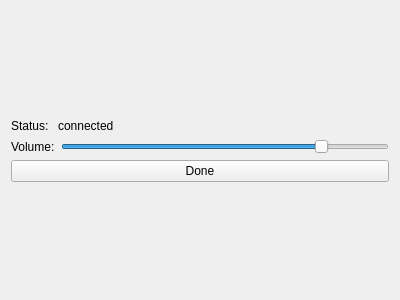
Above: ui/SINKTest.ui from TI-ECS/BT_Demo before the change. Below: the same form after it.
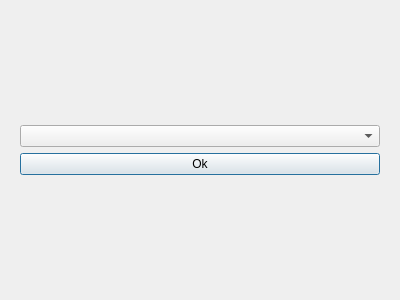
That is the form after the change.

Commit message: List available sound cards

Patch:
```diff
--- a/ui/SINKTest.ui
+++ b/ui/SINKTest.ui
@@ -15,6 +15,53 @@
   </property>
   <layout class="QVBoxLayout" name="verticalLayout">
    <item>
+    <widget class="QStackedWidget" name="stackedWidget">
+     <widget class="QWidget" name="page_choose_card">
+      <layout class="QVBoxLayout" name="verticalLayout_3">
+       <item>
+        <spacer name="verticalSpacer_3">
+         <property name="orientation">
+          <enum>Qt::Vertical</enum>
+         </property>
+         <property name="sizeHint" stdset="0">
+          <size>
+           <width>20</width>
+           <height>97</height>
+          </size>
+         </property>
+        </spacer>
+       </item>
+       <item>
+        <widget class="QComboBox" name="combo_cards"/>
+       </item>
+       <item>
+        <widget class="QPushButton" name="bt_init_test">
+         <property name="text">
+          <string>Ok</string>
+         </property>
+         <property name="default">
+          <bool>true</bool>
+         </property>
+        </widget>
+       </item>
+       <item>
+        <spacer name="verticalSpacer_4">
+         <property name="orientation">
+          <enum>Qt::Vertical</enum>
+         </property>
+         <property name="sizeHint" stdset="0">
+          <size>
+           <width>20</width>
+           <height>40</height>
+          </size>
+         </property>
+        </spacer>
+       </item>
+      </layout>
+     </widget>
+     <widget class="QWidget" name="page_init_test">
+      <layout class="QVBoxLayout" name="verticalLayout_2">
+       <item>
     <spacer name="verticalSpacer">
      <property name="orientation">
       <enum>Qt::Vertical</enum>
@@ -22,7 +69,7 @@
      <property name="sizeHint" stdset="0">
       <size>
        <width>20</width>
-       <height>40</height>
+           <height>88</height>
       </size>
      </property>
     </spacer>
@@ -105,6 +152,15 @@
     </spacer>
    </item>
   </layout>
+      <zorder>verticalSpacer</zorder>
+      <zorder>bt_a2dp_sink_done</zorder>
+      <zorder></zorder>
+      <zorder></zorder>
+      <zorder>verticalSpacer_2</zorder>
+     </widget>
+    </widget>
+   </item>
+  </layout>
  </widget>
  <resources/>
  <connections>
```
Left out of the diff: 17 changed lines with no effect on the pictures. Lines whose indentation alone changed are shown as unchanged. The commit also changes 5 other files.
